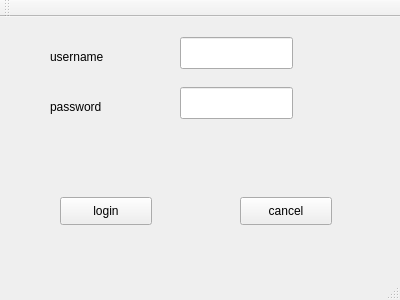
Above: 05Qt/day03/qqlogin/qqlogin/qqlogin.ui from haitaok/c-c- before the change. Below: the same form after it.
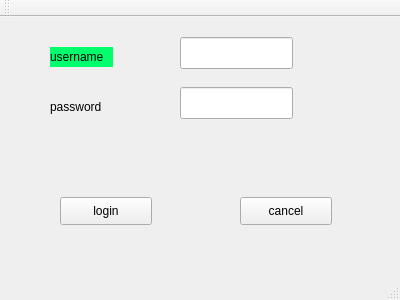
That is the form after the change.

What changed in the file:
```diff
--- a/05Qt/day03/qqlogin/qqlogin/qqlogin.ui
+++ b/05Qt/day03/qqlogin/qqlogin/qqlogin.ui
@@ -23,6 +23,424 @@
       <height>20</height>
      </rect>
     </property>
+    <property name="palette">
+     <palette>
+      <active>
+       <colorrole role="WindowText">
+        <brush brushstyle="SolidPattern">
+         <color alpha="255">
+          <red>0</red>
+          <green>0</green>
+          <blue>0</blue>
+         </color>
+        </brush>
+       </colorrole>
+       <colorrole role="Button">
+        <brush brushstyle="SolidPattern">
+         <color alpha="255">
+          <red>0</red>
+          <green>255</green>
+          <blue>109</blue>
+         </color>
+        </brush>
+       </colorrole>
+       <colorrole role="Light">
+        <brush brushstyle="SolidPattern">
+         <color alpha="255">
+          <red>127</red>
+          <green>255</green>
+          <blue>182</blue>
+         </color>
+        </brush>
+       </colorrole>
+       <colorrole role="Midlight">
+        <brush brushstyle="SolidPattern">
+         <color alpha="255">
+          <red>63</red>
+          <green>255</green>
+          <blue>145</blue>
+         </color>
+        </brush>
+       </colorrole>
+       <colorrole role="Dark">
+        <brush brushstyle="SolidPattern">
+         <color alpha="255">
+          <red>0</red>
+          <green>127</green>
+          <blue>54</blue>
+         </color>
+        </brush>
+       </colorrole>
+       <colorrole role="Mid">
+        <brush brushstyle="SolidPattern">
+         <color alpha="255">
+          <red>0</red>
+          <green>170</green>
+          <blue>72</blue>
+         </color>
+        </brush>
+       </colorrole>
+       <colorrole role="Text">
+        <brush brushstyle="SolidPattern">
+         <color alpha="255">
+          <red>0</red>
+          <green>0</green>
+          <blue>0</blue>
+         </color>
+        </brush>
+       </colorrole>
+       <colorrole role="BrightText">
+        <brush brushstyle="SolidPattern">
+         <color alpha="255">
+          <red>255</red>
+          <green>255</green>
+          <blue>255</blue>
+         </color>
+        </brush>
+       </colorrole>
+       <colorrole role="ButtonText">
+        <brush brushstyle="SolidPattern">
+         <color alpha="255">
+          <red>0</red>
+          <green>0</green>
+          <blue>0</blue>
+         </color>
+        </brush>
+       </colorrole>
+       <colorrole role="Base">
+        <brush brushstyle="SolidPattern">
+         <color alpha="255">
+          <red>255</red>
+          <green>255</green>
+          <blue>255</blue>
+         </color>
+        </brush>
+       </colorrole>
+       <colorrole role="Window">
+        <brush brushstyle="SolidPattern">
+         <color alpha="255">
+          <red>0</red>
+          <green>255</green>
+          <blue>109</blue>
+         </color>
+        </brush>
+       </colorrole>
+       <colorrole role="Shadow">
+        <brush brushstyle="SolidPattern">
+         <color alpha="255">
+          <red>0</red>
+          <green>0</green>
+          <blue>0</blue>
+         </color>
+        </brush>
+       </colorrole>
+       <colorrole role="AlternateBase">
+        <brush brushstyle="SolidPattern">
+         <color alpha="255">
+          <red>127</red>
+          <green>255</green>
+          <blue>182</blue>
+         </color>
+        </brush>
+       </colorrole>
+       <colorrole role="ToolTipBase">
+        <brush brushstyle="SolidPattern">
+         <color alpha="255">
+          <red>255</red>
+          <green>255</green>
+          <blue>220</blue>
+         </color>
+        </brush>
+       </colorrole>
+       <colorrole role="ToolTipText">
+        <brush brushstyle="SolidPattern">
+         <color alpha="255">
+          <red>0</red>
+          <green>0</green>
+          <blue>0</blue>
+         </color>
+        </brush>
+       </colorrole>
+      </active>
+      <inactive>
+       <colorrole role="WindowText">
+        <brush brushstyle="SolidPattern">
+         <color alpha="255">
+          <red>0</red>
+          <green>0</green>
+          <blue>0</blue>
+         </color>
+        </brush>
+       </colorrole>
+       <colorrole role="Button">
+        <brush brushstyle="SolidPattern">
+         <color alpha="255">
+          <red>0</red>
+          <green>255</green>
+          <blue>109</blue>
+         </color>
+        </brush>
+       </colorrole>
+       <colorrole role="Light">
+        <brush brushstyle="SolidPattern">
+         <color alpha="255">
+          <red>127</red>
+          <green>255</green>
+          <blue>182</blue>
+         </color>
+        </brush>
+       </colorrole>
+       <colorrole role="Midlight">
+        <brush brushstyle="SolidPattern">
+         <color alpha="255">
+          <red>63</red>
+          <green>255</green>
+          <blue>145</blue>
+         </color>
+        </brush>
+       </colorrole>
+       <colorrole role="Dark">
+        <brush brushstyle="SolidPattern">
+         <color alpha="255">
+          <red>0</red>
+          <green>127</green>
+          <blue>54</blue>
+         </color>
+        </brush>
+       </colorrole>
+       <colorrole role="Mid">
+        <brush brushstyle="SolidPattern">
+         <color alpha="255">
+          <red>0</red>
+          <green>170</green>
+          <blue>72</blue>
+         </color>
+        </brush>
+       </colorrole>
+       <colorrole role="Text">
+        <brush brushstyle="SolidPattern">
+         <color alpha="255">
+          <red>0</red>
+          <green>0</green>
+          <blue>0</blue>
+         </color>
+        </brush>
+       </colorrole>
+       <colorrole role="BrightText">
+        <brush brushstyle="SolidPattern">
+         <color alpha="255">
+          <red>255</red>
+          <green>255</green>
+          <blue>255</blue>
+         </color>
+        </brush>
+       </colorrole>
+       <colorrole role="ButtonText">
+        <brush brushstyle="SolidPattern">
+         <color alpha="255">
+          <red>0</red>
+          <green>0</green>
+          <blue>0</blue>
+         </color>
+        </brush>
+       </colorrole>
+       <colorrole role="Base">
+        <brush brushstyle="SolidPattern">
+         <color alpha="255">
+          <red>255</red>
+          <green>255</green>
+          <blue>255</blue>
+         </color>
+        </brush>
+       </colorrole>
+       <colorrole role="Window">
+        <brush brushstyle="SolidPattern">
+         <color alpha="255">
+          <red>0</red>
+          <green>255</green>
+          <blue>109</blue>
+         </color>
+        </brush>
+       </colorrole>
+       <colorrole role="Shadow">
+        <brush brushstyle="SolidPattern">
+         <color alpha="255">
+          <red>0</red>
+          <green>0</green>
+          <blue>0</blue>
+         </color>
+        </brush>
+       </colorrole>
+       <colorrole role="AlternateBase">
+        <brush brushstyle="SolidPattern">
+         <color alpha="255">
+          <red>127</red>
+          <green>255</green>
+          <blue>182</blue>
+         </color>
+        </brush>
+       </colorrole>
+       <colorrole role="ToolTipBase">
+        <brush brushstyle="SolidPattern">
+         <color alpha="255">
+          <red>255</red>
+          <green>255</green>
+          <blue>220</blue>
+         </color>
+        </brush>
+       </colorrole>
+       <colorrole role="ToolTipText">
+        <brush brushstyle="SolidPattern">
+         <color alpha="255">
+          <red>0</red>
+          <green>0</green>
+          <blue>0</blue>
+         </color>
+        </brush>
+       </colorrole>
+      </inactive>
+      <disabled>
+       <colorrole role="WindowText">
+        <brush brushstyle="SolidPattern">
+         <color alpha="255">
+          <red>0</red>
+          <green>127</green>
+          <blue>54</blue>
+         </color>
+        </brush>
+       </colorrole>
+       <colorrole role="Button">
+        <brush brushstyle="SolidPattern">
+         <color alpha="255">
+          <red>0</red>
+          <green>255</green>
+          <blue>109</blue>
+         </color>
+        </brush>
+       </colorrole>
+       <colorrole role="Light">
+        <brush brushstyle="SolidPattern">
+         <color alpha="255">
+          <red>127</red>
+          <green>255</green>
+          <blue>182</blue>
+         </color>
+        </brush>
+       </colorrole>
+       <colorrole role="Midlight">
+        <brush brushstyle="SolidPattern">
+         <color alpha="255">
+          <red>63</red>
+          <green>255</green>
+          <blue>145</blue>
+         </color>
+        </brush>
+       </colorrole>
+       <colorrole role="Dark">
+        <brush brushstyle="SolidPattern">
+         <color alpha="255">
+          <red>0</red>
+          <green>127</green>
+          <blue>54</blue>
+         </color>
+        </brush>
+       </colorrole>
+       <colorrole role="Mid">
+        <brush brushstyle="SolidPattern">
+         <color alpha="255">
+          <red>0</red>
+          <green>170</green>
+          <blue>72</blue>
+         </color>
+        </brush>
+       </colorrole>
+       <colorrole role="Text">
+        <brush brushstyle="SolidPattern">
+         <color alpha="255">
+          <red>0</red>
+          <green>127</green>
+          <blue>54</blue>
+         </color>
+        </brush>
+       </colorrole>
+       <colorrole role="BrightText">
+        <brush brushstyle="SolidPattern">
+         <color alpha="255">
+          <red>255</red>
+          <green>255</green>
+          <blue>255</blue>
+         </color>
+        </brush>
+       </colorrole>
+       <colorrole role="ButtonText">
+        <brush brushstyle="SolidPattern">
+         <color alpha="255">
+          <red>0</red>
+          <green>127</green>
+          <blue>54</blue>
+         </color>
+        </brush>
+       </colorrole>
+       <colorrole role="Base">
+        <brush brushstyle="SolidPattern">
+         <color alpha="255">
+          <red>0</red>
+          <green>255</green>
+          <blue>109</blue>
+         </color>
+        </brush>
+       </colorrole>
+       <colorrole role="Window">
+        <brush brushstyle="SolidPattern">
+         <color alpha="255">
+          <red>0</red>
+          <green>255</green>
+          <blue>109</blue>
+         </color>
+        </brush>
+       </colorrole>
+       <colorrole role="Shadow">
+        <brush brushstyle="SolidPattern">
+         <color alpha="255">
+          <red>0</red>
+          <green>0</green>
+          <blue>0</blue>
+         </color>
+        </brush>
+       </colorrole>
+       <colorrole role="AlternateBase">
+        <brush brushstyle="SolidPattern">
+         <color alpha="255">
+          <red>0</red>
+          <green>255</green>
+          <blue>109</blue>
+         </color>
+        </brush>
+       </colorrole>
+       <colorrole role="ToolTipBase">
+        <brush brushstyle="SolidPattern">
+         <color alpha="255">
+          <red>255</red>
+          <green>255</green>
+          <blue>220</blue>
+         </color>
+        </brush>
+       </colorrole>
+       <colorrole role="ToolTipText">
+        <brush brushstyle="SolidPattern">
+         <color alpha="255">
+          <red>0</red>
+          <green>0</green>
+          <blue>0</blue>
+         </color>
+        </brush>
+       </colorrole>
+      </disabled>
+     </palette>
+    </property>
+    <property name="autoFillBackground">
+     <bool>true</bool>
+    </property>
     <property name="text">
      <string>username</string>
     </property>
```
